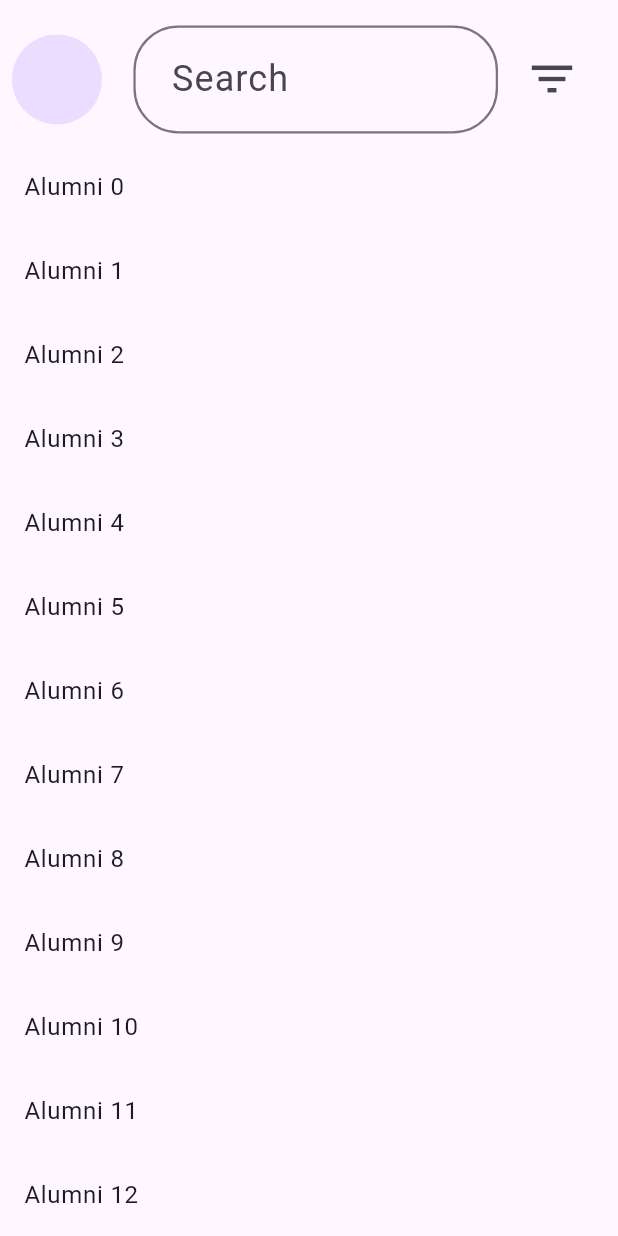
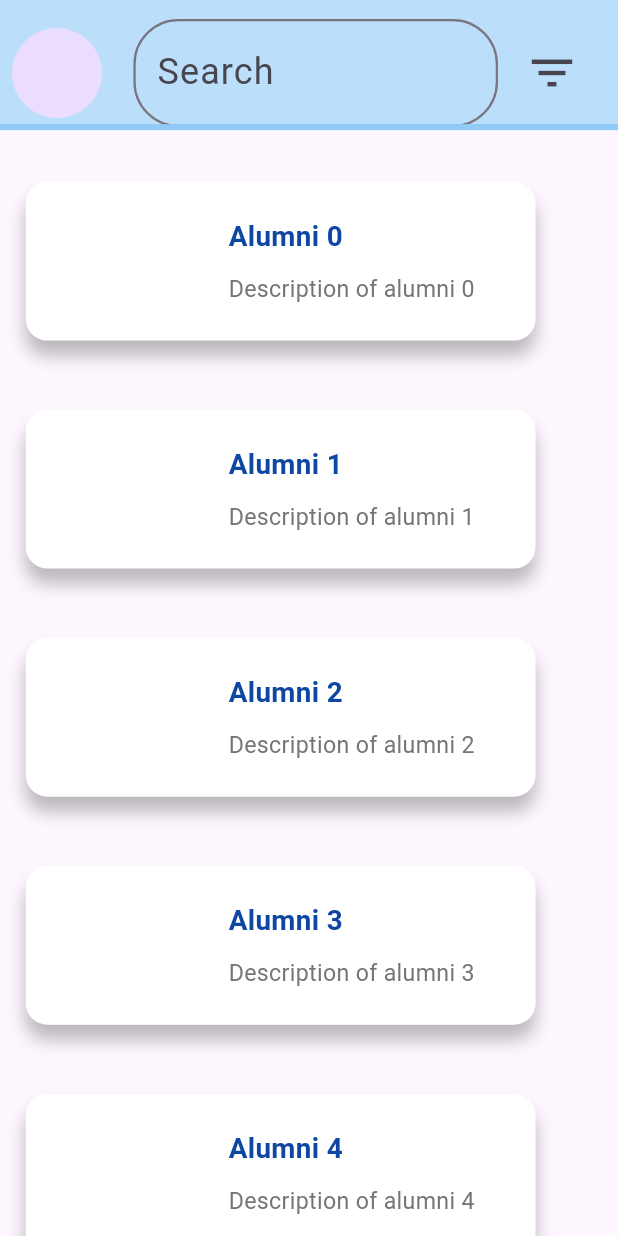
Before and after one commit to RITWIZSINGH/AlumniConnect, a Flutter app: the screen it shows after launch, on a phone screen of 412 x 824 dp. Run offline on Flutter 3.47's test engine with Material 3 defaults, Android fonts, the phone set to English and light mode, and no system bars; our stand-ins replace flutter_animate.

Commit message:
made basic layout of the alumni screen with different alumni cards

```diff
--- a/lib/screens/alumni_screen.dart
+++ b/lib/screens/alumni_screen.dart
@@ -1,21 +1,42 @@
 import 'package:flutter/material.dart';
 import '../widgets/custom_app_bar.dart';
+import 'package:alumni_connect/widgets/custom_card.dart';
 
-class AlumniScreen extends StatelessWidget {
+class AlumniScreen extends StatefulWidget {
+  @override
+  _AlumniScreenState createState() => _AlumniScreenState();
+}
+
+class _AlumniScreenState extends State<AlumniScreen> {
+  int? selectedCardIndex;
+
   @override
   Widget build(BuildContext context) {
+    double screenWidth = MediaQuery.of(context).size.width;
+    double screenHeight = MediaQuery.of(context).size.height;
+
     return Scaffold(
       body: CustomScrollView(
         slivers: [
-          CustomAppBar(), // Use the modified SliverAppBar
-          SliverList(
-            delegate: SliverChildBuilderDelegate(
-              (context, index) {
-                return ListTile(
-                  title: Text('Alumni $index'),
-                );
-              },
-              childCount: 30, // Number of items in the list
+          CustomAppBar(),
+          SliverPadding(
+            padding: EdgeInsets.symmetric(
+                horizontal: screenWidth / 24, vertical: screenHeight / 48),
+            sliver: SliverList(
+              delegate: SliverChildBuilderDelegate(
+                (context, index) {
+                  return AlumniCard(
+                    index: index,
+                    isSelected: selectedCardIndex == index,
+                    onTap: () {
+                      setState(() {
+                        selectedCardIndex = index;
+                      });
+                    },
+                  );
+                },
+                childCount: 10, // Number of cards
+              ),
             ),
           ),
         ],
--- a/lib/widgets/custom_app_bar.dart
+++ b/lib/widgets/custom_app_bar.dart
@@ -1,4 +1,4 @@
-// ignore_for_file: prefer_const_constructors, use_key_in_widget_constructors, avoid_print
+// ignore_for_file: prefer_const_constructors, use_key_in_widget_constructors, avoid_print, override_on_non_overriding_member
 import 'package:flutter/material.dart';
 
 class CustomAppBar extends StatelessWidget {
@@ -6,16 +6,17 @@ class CustomAppBar extends StatelessWidget {
   Widget build(BuildContext context) {
     double screenWidth = MediaQuery.of(context).size.width;
     double screenHeight = MediaQuery.of(context).size.height;
-    print(screenHeight);
-    print(screenWidth);
+
     return SliverAppBar(
-      pinned: false, // Keeps the app bar pinned at the top when fully collapsed
-      floating:
-          false, // If true, the app bar will float over the content when scrolling up
-      snap: false, // If true, the app bar will "snap" into view when scrolling
-      expandedHeight: screenHeight / 8.5, // Height of the app bar when expanded
+      shadowColor: Colors.black54,
+      backgroundColor: Colors.blue.shade100,
+      elevation: screenHeight / 37.9, // Dynamic elevation
+      pinned: false,
+      floating: false,
+      expandedHeight: screenHeight / 9.5,
       flexibleSpace: FlexibleSpaceBar(
-        titlePadding: EdgeInsets.all(8.0),
+        collapseMode: CollapseMode.parallax,
+        titlePadding: EdgeInsets.fromLTRB(8, 8, 8, screenHeight / 400),
         title: Row(
           children: [
             CircleAvatar(),
@@ -24,8 +25,9 @@ class CustomAppBar extends StatelessWidget {
               child: TextField(
                 decoration: InputDecoration(
                   hintText: 'Search',
-                  contentPadding:
-                      EdgeInsets.symmetric(horizontal: screenWidth / 32),
+                  contentPadding: EdgeInsets.symmetric(
+                      horizontal: screenWidth / 64,
+                      vertical: screenHeight / 400),
                   border: OutlineInputBorder(
                     borderRadius: BorderRadius.circular(20),
                   ),
@@ -41,6 +43,16 @@ class CustomAppBar extends StatelessWidget {
           ],
         ),
       ),
+      bottom: PreferredSize(
+        preferredSize: Size.fromHeight(4),
+        child: Container(
+          color: Colors.blue.shade200, // Separator color
+          height: 4, // Height of the separation
+        ),
+      ),
     );
   }
+
+  @override
+  Size get preferredSize => Size.fromHeight(kToolbarHeight);
 }
--- /dev/null
+++ b/lib/widgets/custom_card.dart
@@ -0,0 +1,87 @@
+// ignore_for_file: prefer_const_constructors, prefer_const_constructors_in_immutables, use_key_in_widget_constructors
+
+import 'package:flutter/material.dart';
+
+class AlumniCard extends StatelessWidget {
+  final int index;
+  final bool isSelected;
+  final VoidCallback onTap;
+
+  AlumniCard({required this.index, required this.isSelected, required this.onTap});
+
+  @override
+  Widget build(BuildContext context) {
+    double screenWidth = MediaQuery.of(context).size.width;
+    double screenHeight = MediaQuery.of(context).size.height;
+
+    return Padding(
+      padding: EdgeInsets.symmetric(vertical: screenHeight / 48),
+      child: GestureDetector(
+        onTap: onTap,
+        child: AnimatedContainer(
+          duration: Duration(milliseconds: 300),
+          transform: isSelected
+              ? Matrix4.identity().scaled(1.1) // Corrected the scale transformation
+              : Matrix4.identity().scaled(0.9),
+          decoration: BoxDecoration(
+            borderRadius: BorderRadius.circular(16),
+            color: isSelected ? Colors.blue.shade600 : Colors.white,
+            boxShadow: [
+              BoxShadow(
+                color: Colors.black26,
+                blurRadius: screenHeight / 75,
+                offset: Offset(0, screenHeight / 75),
+              ),
+            ],
+          ),
+          child: Row(
+            children: [
+              // Image Section
+              Container(
+                width: screenWidth / 3,
+                height: screenHeight / 7,
+                decoration: BoxDecoration(
+                  borderRadius: BorderRadius.only(
+                    topLeft: Radius.circular(16),
+                    bottomLeft: Radius.circular(16),
+                  ),
+                  // image: DecorationImage(
+                  //   image: AssetImage('assets/alumni_$index.png'),
+                  //   fit: BoxFit.cover,
+                  // ),
+                ),
+              ),
+              // Text Section
+              Expanded(
+                child: Padding(
+                  padding: EdgeInsets.all(screenWidth / 32),
+                  child: Column(
+                    crossAxisAlignment: CrossAxisAlignment.start,
+                    children: [
+                      Text(
+                        'Alumni $index',
+                        style: TextStyle(
+                          fontSize: screenHeight / 40,
+                          fontWeight: FontWeight.bold,
+                          color: Colors.blue.shade900,
+                        ),
+                      ),
+                      SizedBox(height: screenHeight / 64),
+                      Text(
+                        'Description of alumni $index',
+                        style: TextStyle(
+                          fontSize: screenHeight / 48,
+                          color: Colors.grey.shade600,
+                        ),
+                      ),
+                    ],
+                  ),
+                ),
+              ),
+            ],
+          ),
+        ),
+      ),
+    );
+  }
+}
```
